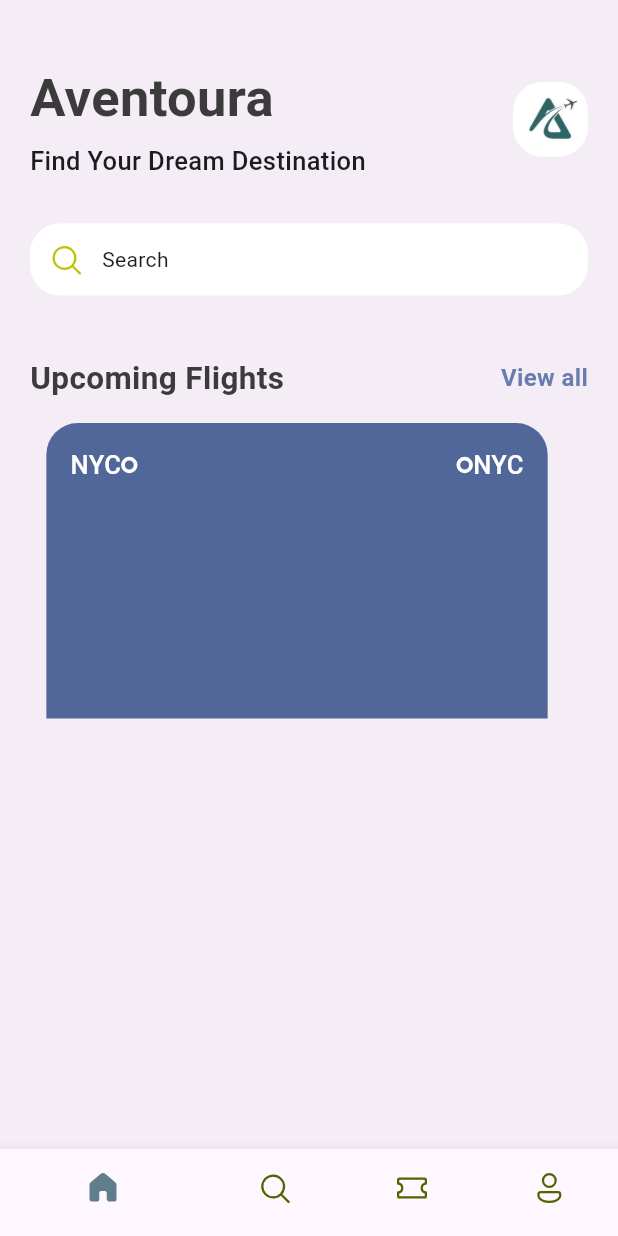
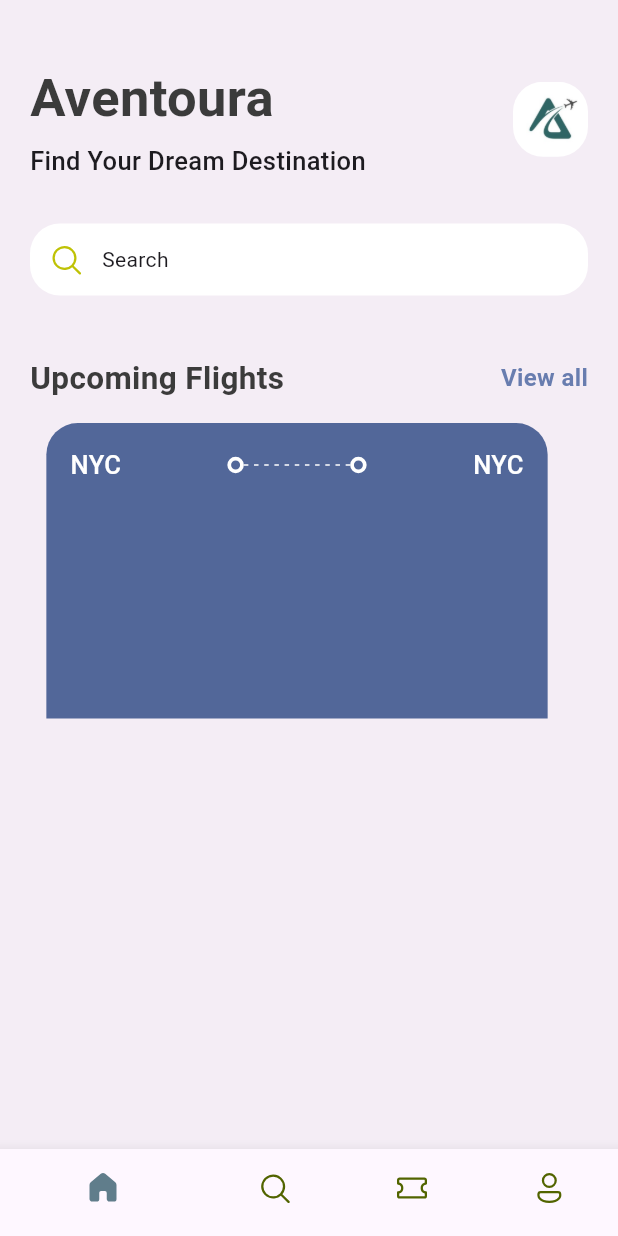
Before and after one commit to Zyzenmax/Aventoura-App, a Flutter app: the screen it shows after launch, on a phone screen of 412 x 824 dp. Run offline on Flutter 3.47's test engine with Material 3 defaults, Android fonts, the phone set to English and light mode, and no system bars; our stand-ins replace fluentui_icons.

Commit message:
Create AppLayoutBuilderWidget

```diff
--- /dev/null
+++ b/ticket_app/lib/base/widgets/app_layout_builder_widget.dart
@@ -0,0 +1,30 @@
+import 'package:flutter/material.dart';
+import 'package:flutter/rendering.dart';
+
+class AppLayoutBuilderWidget extends StatelessWidget {
+  final int randomDivider;
+
+  const AppLayoutBuilderWidget({super.key, required this.randomDivider});
+
+  @override
+  Widget build(BuildContext context) {
+    return LayoutBuilder(
+        builder: (BuildContext context, BoxConstraints constraints) {
+      print("${(constraints.constrainWidth() / randomDivider).floor()}");
+      return Flex(
+          mainAxisAlignment: MainAxisAlignment.spaceBetween,
+          direction: Axis.horizontal,
+          children: List.generate(
+            (constraints.constrainWidth() / randomDivider).floor(),
+            (index) => const SizedBox(
+                width: 3,
+                height: 1,
+                child: DecoratedBox(
+                  decoration: BoxDecoration(
+                    color: Colors.white,
+                  ),
+                )),
+          ));
+    });
+  }
+}
--- a/ticket_app/lib/base/widgets/ticket_view.dart
+++ b/ticket_app/lib/base/widgets/ticket_view.dart
@@ -1,9 +1,12 @@
 import 'package:flutter/material.dart';
 import 'package:ticket_app/base/res/styles/app_styles.dart';
+import 'package:ticket_app/base/widgets/app_layout_builder_widget.dart';
 import 'package:ticket_app/base/widgets/big_dot.dart';
 
 class TicketView extends StatelessWidget {
   const TicketView({super.key});
+
+  get color => null;
 
   @override
   Widget build(BuildContext context) {
@@ -26,11 +29,31 @@ class TicketView extends StatelessWidget {
                   "NYC",
                   style: AppStyles.headlinestyle2.copyWith(color: Colors.white),
                 ),
+                Expanded(
+                  child: Container(),
+                ),
+                const BigDot(),
+                const Expanded(
+                  child: Stack(
+                    children: [
+                      SizedBox(
+                        height: 19,
+                        child: AppLayoutBuilderWidget(
+                          randomDivider: 6,
+                        ),
+                      ),
+                      // Center(
+                      //   child: Text(
+                      //     "Plane",
+                      //   ),
+                      // )
+                    ],
+                  ),
+                ),
                 const BigDot(),
                 Expanded(
                   child: Container(),
                 ),
-                const BigDot(),
                 Text(
                   "NYC",
                   style: AppStyles.headlinestyle2.copyWith(color: Colors.white),
```
